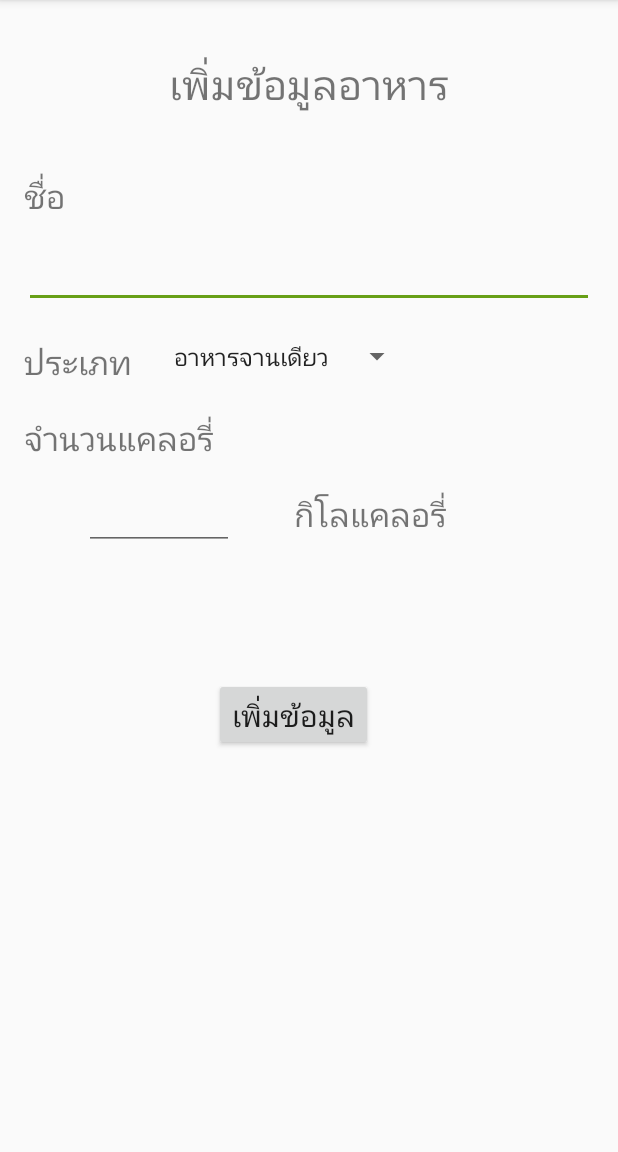
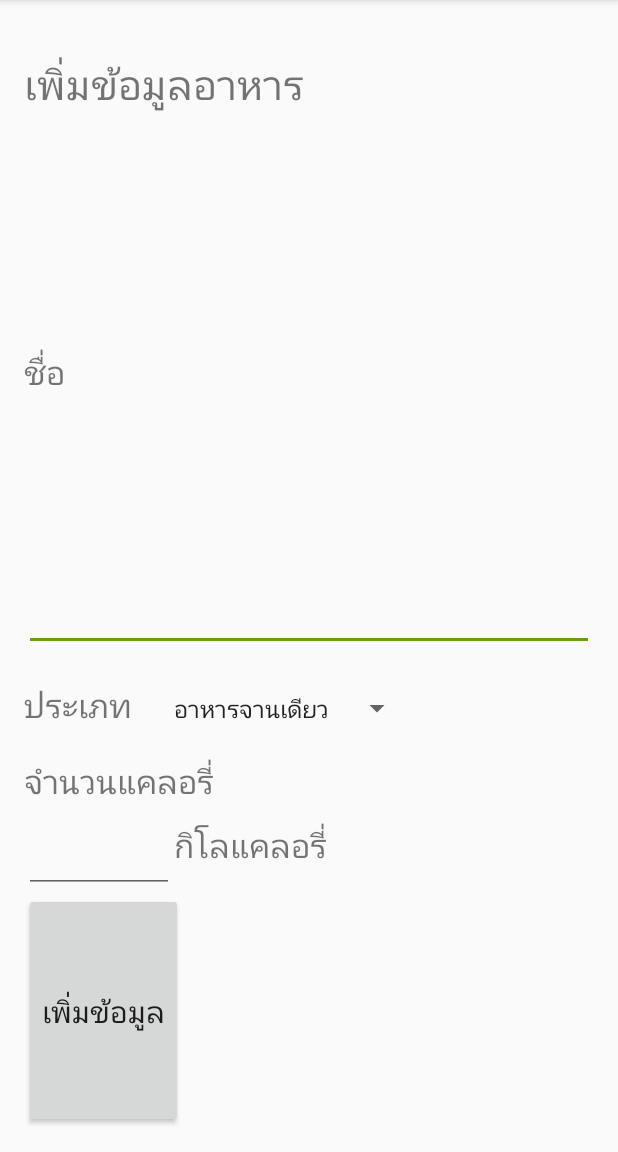
Before and after one commit to l2el3er/android_project, an Android app: the InsertFood screen opened directly, with no data from a screen before it, on a phone screen of 412 x 824 dp, the part 84-1236 px from its top. Run offline under Robolectric (Android 15) with nearby library versions, the phone set to English and light mode, and no system bars.

Commit message:
แก้หน้าเพิ่มเมนูอาหารพัง

```diff
--- a/app/src/main/res/layout/activity_insert_food.xml
+++ b/app/src/main/res/layout/activity_insert_food.xml
@@ -1,5 +1,5 @@
 <?xml version="1.0" encoding="utf-8"?>
-<RelativeLayout xmlns:android="http://schemas.android.com/apk/res/android"
+<LinearLayout xmlns:android="http://schemas.android.com/apk/res/android"
     xmlns:tools="http://schemas.android.com/tools"
     android:layout_width="match_parent"
     android:layout_height="match_parent"
@@ -7,36 +7,42 @@
     android:paddingLeft="@dimen/activity_horizontal_margin"
     android:paddingRight="@dimen/activity_horizontal_margin"
     android:paddingTop="@dimen/activity_vertical_margin"
-    tools:context="com.example.gunka.kujapom.InsertExercise">
+    tools:context="com.example.gunka.kujapom.InsertExercise"
+    android:orientation="vertical">
 
     <TextView
         android:id="@+id/title"
-        android:layout_width="wrap_content"
-        android:layout_height="wrap_content"
+        android:layout_width="match_parent"
+        android:layout_height="0dp"
+        android:layout_weight="1"
         android:text="เพิ่มข้อมูลอาหาร"
         android:textSize="27dp"
         android:layout_marginTop="20dp"
-        android:layout_alignParentTop="true"
-        android:layout_centerHorizontal="true" />
+
+        />
 
 
     <TextView
         android:id="@+id/name"
         android:layout_width="wrap_content"
-        android:layout_height="wrap_content"
+        android:layout_height="0dp"
+        android:layout_weight="1"
         android:text="ชื่อ"
         android:textSize="22sp"
         android:layout_marginTop="40dp"
-        android:layout_below="@+id/title"
-        android:layout_alignParentLeft="true"
-        android:layout_alignParentStart="true" />
+
+         />
 
     <EditText
         android:id="@+id/EdtName"
         android:layout_width="match_parent"
-        android:layout_height="60dp"
-        android:layout_below="@+id/name"/>
+        android:layout_height="wrap_content"
+        />
+<LinearLayout
+    android:layout_width="match_parent"
+    android:layout_height="wrap_content"
 
+    android:orientation="horizontal">
     <TextView
         android:id="@+id/TxtType"
         android:layout_width="wrap_content"
@@ -44,7 +50,7 @@
         android:text="ประเภท"
         android:textSize="22sp"
         android:layout_marginTop="20dp"
-        android:layout_below="@+id/EdtName"/>
+        />
 
     <Spinner
         android:id="@+id/type"
@@ -53,8 +59,9 @@
         android:layout_marginTop="20dp"
         android:layout_marginLeft="20dp"
         android:entries="@array/food_type"
-        android:layout_below="@+id/EdtName"
-        android:layout_toRightOf="@+id/TxtType"/>
+        />
+</LinearLayout>
+
 
     <TextView
         android:id="@+id/cal"
@@ -63,37 +70,35 @@
         android:text="จำนวนแคลอรี่"
         android:textSize="22sp"
         android:layout_marginTop="20dp"
-        android:layout_below="@+id/TxtType"
-        android:layout_alignParentLeft="true"
-        android:layout_alignParentStart="true" />
-
+        />
+<LinearLayout
+    android:layout_width="match_parent"
+    android:layout_height="wrap_content"
+    android:orientation="horizontal">
     <EditText
         android:id="@+id/EdtCal"
         android:layout_width="100dp"
         android:layout_height="60dp"
         android:inputType="number"
-        android:layout_marginLeft="40dp"
-        android:layout_below="@+id/cal"/>
+        />
 
     <TextView
         android:layout_width="wrap_content"
         android:layout_height="wrap_content"
         android:text="กิโลแคลอรี่"
         android:textSize="22sp"
-        android:layout_marginTop="20dp"
-        android:layout_marginLeft="40dp"
-        android:layout_alignTop="@+id/EdtCal"
-        android:layout_toRightOf="@+id/EdtCal"/>
+
+        />
+</LinearLayout>
+
 
     <Button
         android:id="@+id/submit"
         android:layout_width="wrap_content"
-        android:layout_height="wrap_content"
+        android:layout_height="0dp"
+        android:layout_weight="1"
         android:textSize="20sp"
         android:text="เพิ่มข้อมูล"
-        android:layout_below="@+id/EdtCal"
-        android:layout_toRightOf="@+id/cal"
-        android:layout_toEndOf="@+id/cal"
-        android:layout_marginTop="85dp" />
+         />
 
-</RelativeLayout>
+</LinearLayout>
```
Also changed, not shown: app/src/main/java/com/example/gunka/kujapom/KcalFragment.java (+20 -9 lines), app/src/main/java/com/example/gunka/kujapom/ListViewAdapter_kcal.java (+6 -4 lines).
